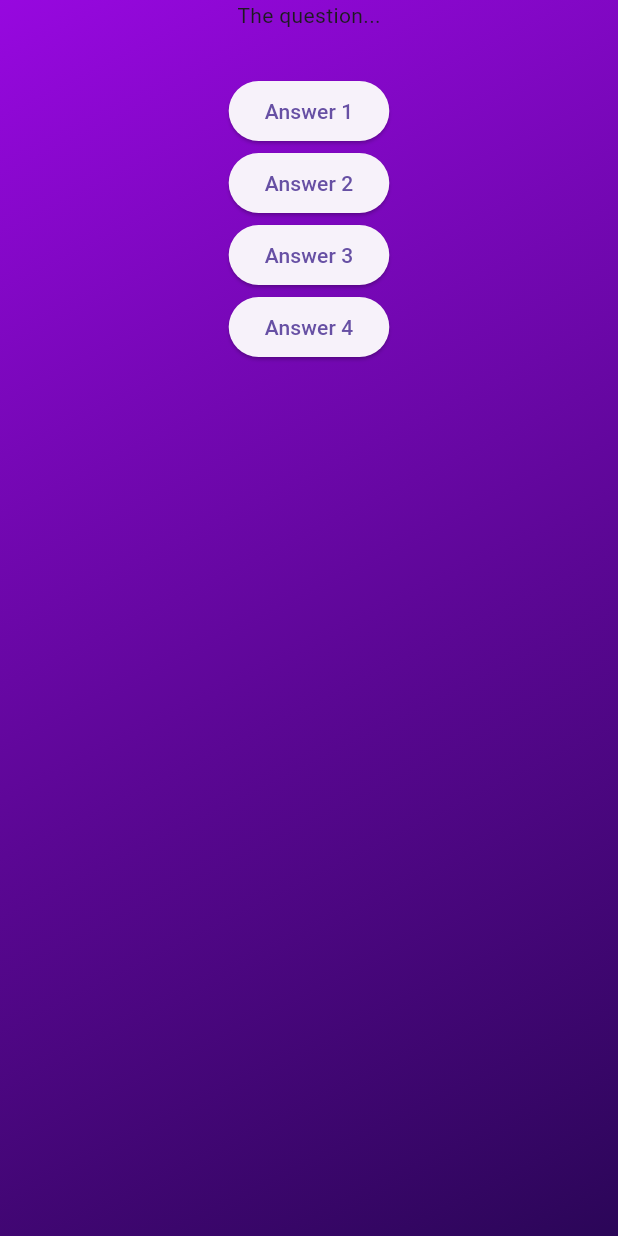
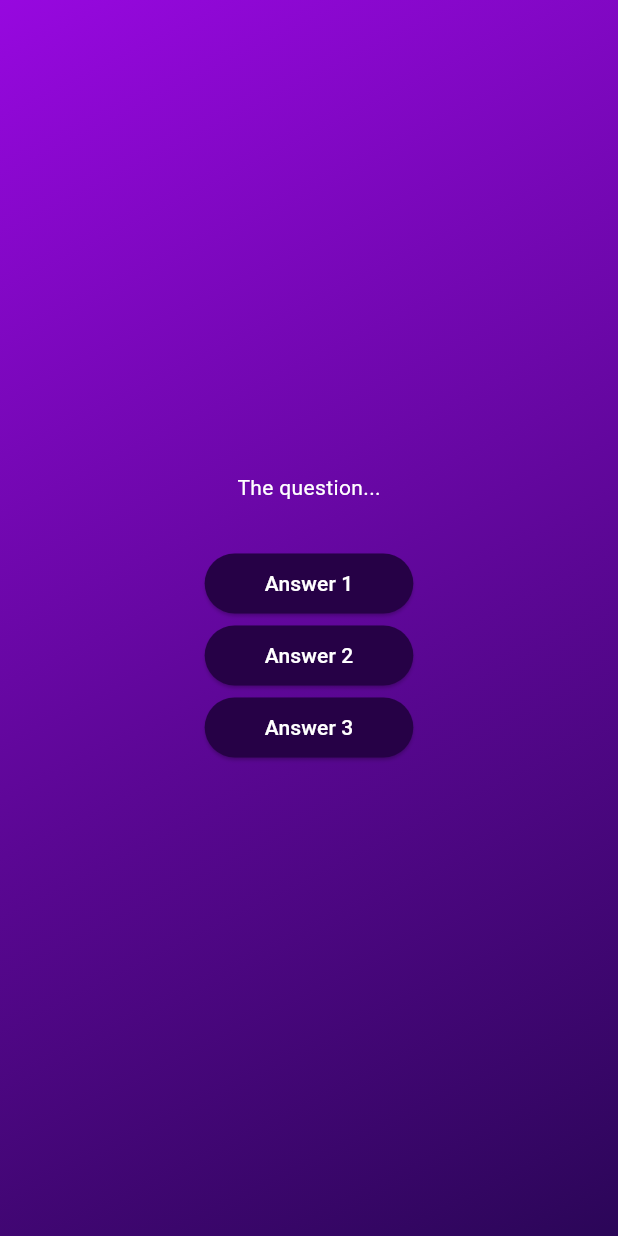
Before and after one commit to Vaishnavi-Kausale/my_quizApp, a Flutter app: the screen it shows after launch, after a tap on "Strat Quiz", on a phone screen of 412 x 824 dp. Run offline on Flutter 3.47's test engine with Material 3 defaults, Android fonts, the phone set to English and light mode, and no system bars.

Commit message:
Added style to button like backgroundColor, foregroundColor, Shape, and padding

```diff
--- /dev/null
+++ b/lib/answer_button.dart
@@ -0,0 +1,27 @@
+import 'package:flutter/material.dart';
+
+class AnswerButton extends StatelessWidget {
+  AnswerButton({
+    super.key,
+    required this.answerText,
+    required this.onTap
+    });
+
+  final String answerText;
+  final void Function() onTap;
+
+  @override
+  Widget build(BuildContext context) {
+    return ElevatedButton(
+      onPressed: onTap,
+      style: ElevatedButton.styleFrom(
+        padding: const EdgeInsets.symmetric(vertical: 10, horizontal: 40),
+        backgroundColor: const Color.fromARGB(255, 38, 1, 70),
+        foregroundColor: Colors.white,
+        shape: RoundedRectangleBorder(
+          borderRadius: BorderRadius.circular(40)),
+      ),
+      child: Text(answerText),
+    );
+  }
+}
--- a/lib/questions_screen.dart
+++ b/lib/questions_screen.dart
@@ -1,4 +1,5 @@
 import 'package:flutter/material.dart';
+import 'package:quiz_app/answer_button.dart';
 
 class QuestionsScreen extends StatefulWidget {
   const QuestionsScreen({super.key});
@@ -14,25 +15,21 @@ class _QuestionsScreenState extends State<QuestionsScreen> {
   Widget build(context) {
     return SizedBox(
       width: double.infinity,
-      child: Column(children: [
-        const Text('The question...'),
+      child: Column(mainAxisAlignment: MainAxisAlignment.center,
+      children: [
+        const Text('The question...', style: TextStyle(
+          color: Colors.white
+        ),),
         const SizedBox(height: 30),
-        ElevatedButton(
-          onPressed: () {},
-          child: const Text('Answer 1'),
-          ),
-          ElevatedButton(
-          onPressed: () {},
-          child: const Text('Answer 2'),
-          ),
-          ElevatedButton(
-          onPressed: () {},
-          child: const Text('Answer 3'),
-          ),
-          ElevatedButton(
-          onPressed: () {},
-          child: const Text('Answer 4'),
-          ),
+        AnswerButton(
+          answerText: 'Answer 1',
+          onTap: () {}),
+         AnswerButton(
+          answerText: 'Answer 2',
+          onTap: () {}),
+         AnswerButton(
+          answerText: 'Answer 3',
+          onTap: () {}),
       ],),
     );
 
```
